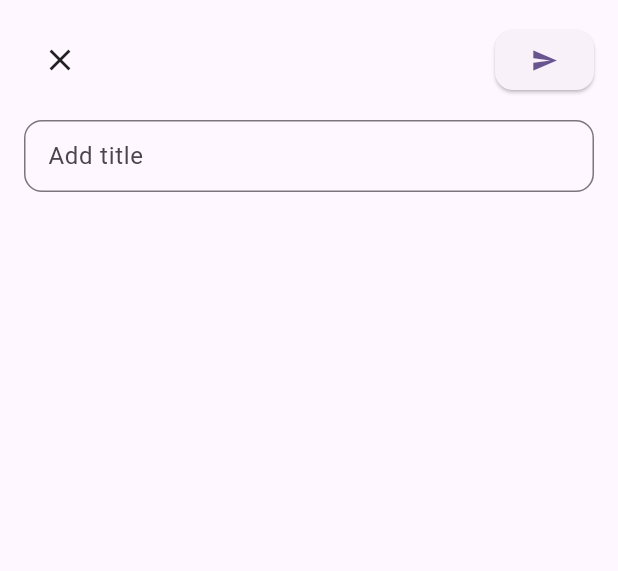
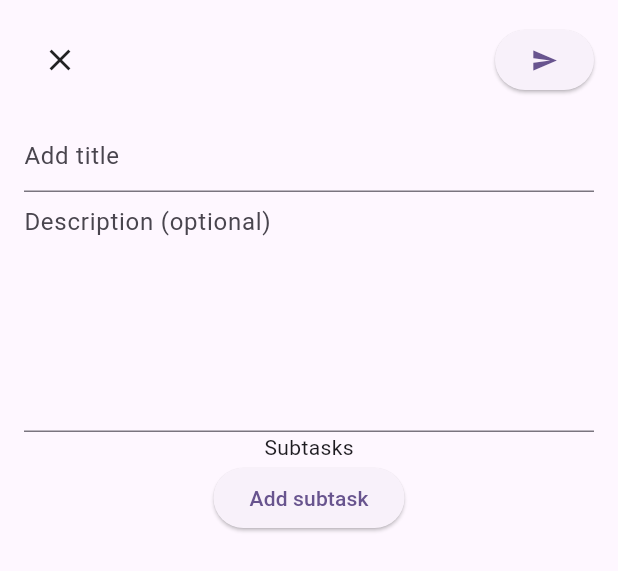
Before and after one commit to Quollveth/flutter-todo, a Flutter app: the NewTaskScreen widget shown alone on an empty page, opened directly, after a tap on the "send" icon, on a phone screen of 412 x 824 dp. Shown: the top 571 px of the screen. Run offline on Flutter 3.47's test engine with Material 3 defaults, Android fonts, the phone set to English and light mode, and no system bars.

Commit message:
task creation screen ugly version

```diff
--- a/lib/state.dart
+++ b/lib/state.dart
@@ -2,10 +2,41 @@ import 'package:flutter/material.dart';
 
 enum Screen { list, create }
 
+class Task {
+  String name;
+  String description = '';
+
+  var completedSubtasks = <String>[];
+  var subtasks = <String>[];
+
+  bool expanded = false;
+
+  Task(this.name);
+}
+
 class AppState extends ChangeNotifier {
-  var tasks = <String>[];
-  void addNew(String task) {
+  // Task list
+  var tasks = <Task>[];
+  void addNewTask(Task task) {
     tasks.add(task);
+    notifyListeners();
+  }
+
+  void removeTask(int index) {
+    tasks.removeAt(index);
+    notifyListeners();
+  }
+
+  void moveTask(int from, int to) {
+    var temp = tasks[from];
+    tasks.removeAt(from);
+    tasks.insert(to, temp);
+
+    notifyListeners();
+  }
+
+  void toggleTaskView(int index) {
+    tasks[index].expanded = !tasks[index].expanded;
     notifyListeners();
   }
 
--- a/lib/views/new_task_screen.dart
+++ b/lib/views/new_task_screen.dart
@@ -3,26 +3,35 @@ import 'package:flutter_todo/state.dart';
 import 'package:provider/provider.dart';
 
 class NewTaskScreen extends StatefulWidget {
-  const NewTaskScreen({
-    super.key,
-  });
+  const NewTaskScreen({super.key});
 
   @override
   State<NewTaskScreen> createState() => _NewTaskScreenState();
 }
 
 class _NewTaskScreenState extends State<NewTaskScreen> {
-  final textController = TextEditingController();
+  final taskNameController = TextEditingController();
+  final taskDescController = TextEditingController();
+
+  late AppState appState;
 
   @override
   void dispose() {
-    textController.dispose();
+    taskNameController.dispose();
+    taskDescController.dispose();
+
+    for (var i = 0; i < subtaskControllers.length; i++) {
+      subtaskControllers[i].dispose();
+    }
     super.dispose();
   }
 
+  var subtaskControllers = <TextEditingController>[];
+  var subtaskInputs = <TextField>[];
+
   @override
   Widget build(BuildContext context) {
-    var appState = context.watch<AppState>();
+    appState = context.watch<AppState>();
     final ThemeData theme = Theme.of(context);
 
     return Padding(
@@ -39,17 +48,7 @@ class _NewTaskScreenState extends State<NewTaskScreen> {
                 icon: Icon(Icons.close, color: theme.iconTheme.color),
               ),
               ElevatedButton(
-                onPressed: () {
-                  appState.addNew(textController.text);
-                  FocusManager.instance.primaryFocus?.unfocus();
-                  textController.clear();
-                  appState.setSreen(Screen.list);
-                },
-                style: ElevatedButton.styleFrom(
-                  shape: RoundedRectangleBorder(
-                    borderRadius: BorderRadius.circular(12),
-                  ),
-                ),
+                onPressed: addNew,
                 child: Icon(Icons.send),
               ),
             ],
@@ -57,20 +56,89 @@ class _NewTaskScreenState extends State<NewTaskScreen> {
           const SizedBox(height: 16),
           // Task title
           TextField(
-            controller: textController,
+            controller: taskNameController,
+            keyboardType: TextInputType.text,
+            decoration: InputDecoration(
+              hintText: 'Add title',
+            ),
+          ),
+          // Task Description
+          TextField(
+            controller: taskDescController,
             keyboardType: TextInputType.multiline,
+            minLines: 6,
             maxLines: null,
             decoration: InputDecoration(
-              hintText: 'Add title',
-              border: OutlineInputBorder(
-                borderRadius: BorderRadius.circular(12),
-                borderSide: BorderSide(color: theme.primaryColor),
-              ),
-              contentPadding: const EdgeInsets.all(12),
+              hintText: 'Description (optional)',
             ),
           ),
+          // Subtasks
+          Center(
+            child: Column(
+              children: [
+                Text('Subtasks'),
+                if (subtaskControllers.isNotEmpty)
+                  ConstrainedBox(
+                    constraints: BoxConstraints(maxHeight: 300),
+                    child: ListView.builder(
+                      shrinkWrap: true,
+                      itemCount: subtaskControllers.length,
+                      itemBuilder: (context, index) {
+                        return ListTile(
+                          title: subtaskInputs[index],
+                          trailing: IconButton(
+                            onPressed: () => removeSubtask(index),
+                            icon: Icon(Icons.delete),
+                          ),
+                        );
+                      },
+                    ),
+                  ),
+                if (subtaskControllers.length < 3)
+                  ElevatedButton(
+                    onPressed: addSubtask,
+                    child: Text('Add subtask'),
+                  ),
+              ],
+            ),
+          )
         ],
       ),
     );
   }
+
+  void addNew() {
+    Task temp = Task(taskNameController.text);
+    temp.description = taskDescController.text;
+
+    for (var i = 0; i < subtaskControllers.length; i++) {
+      temp.subtasks.add(subtaskControllers[i].text);
+    }
+
+    appState.addNewTask(temp);
+
+    FocusManager.instance.primaryFocus?.unfocus();
+    taskNameController.clear();
+    appState.setSreen(Screen.list); // close screen
+  }
+
+  void removeSubtask(int index) {
+    setState(() {
+      subtaskControllers.removeAt(index);
+      subtaskInputs.removeAt(index);
+    });
+  }
+
+  void addSubtask() {
+    setState(() {
+      var tempController = TextEditingController();
+      var tempInput = TextField(
+        controller: tempController,
+        decoration: InputDecoration(hintText: 'Subtask'),
+      );
+
+      subtaskControllers.add(tempController);
+      subtaskInputs.add(tempInput);
+    });
+  }
 }
--- a/lib/views/task_list_screen.dart
+++ b/lib/views/task_list_screen.dart
@@ -12,20 +12,49 @@ class TaskListScreen extends StatelessWidget {
     var appState = context.watch<AppState>();
 
     return Scaffold(
-      body: Column(
+      body: Padding(
+        padding: const EdgeInsets.all(16.0),
+        child: Column(
           children: [
             if (appState.tasks.isNotEmpty)
-            ListView.builder(
-              shrinkWrap: true,
-              physics: NeverScrollableScrollPhysics(),
+              Expanded(
+                child: ReorderableListView.builder(
+                  onReorder: (oldIndex, newIndex) {
+                    appState.moveTask(oldIndex, newIndex);
+                  },
+                  proxyDecorator: (child, index, animation) {
+                    return Material(
+                      elevation: 4,
+                      child: child,
+                    );
+                  },
+                  physics: const BouncingScrollPhysics(),
                   itemCount: appState.tasks.length,
                   itemBuilder: (context, index) {
-                return ListTile(
-                  title: Text(appState.tasks[index]),
+                    if (appState.tasks[index].expanded) {
+                      return TaskItemExpanded(
+                        key: Key('$index'),
+                        task: appState.tasks[index],
+                        onDelete: () => print('placeholder'),
+                      );
+                    }
+                    return TaskItem(
+                      key: Key('$index'),
+                      task: appState.tasks[index],
+                      onExpand: () => appState.toggleTaskView(index),
                     );
                   },
                 ),
+              )
+            else
+              const Center(
+                child: Text(
+                  'No tasks available',
+                  style: TextStyle(fontSize: 16, color: Colors.grey),
+                ),
+              ),
           ],
+        ),
       ),
       floatingActionButton: FloatingActionButton.extended(
         onPressed: () => {appState.setSreen(Screen.create)},
@@ -35,3 +64,58 @@ class TaskListScreen extends StatelessWidget {
     );
   }
 }
+
+class TaskItem extends StatelessWidget {
+  const TaskItem({
+    super.key,
+    required this.task,
+    required this.onExpand,
+  });
+
+  final Task task;
+  final VoidCallback onExpand;
+
+  @override
+  Widget build(BuildContext context) {
+    return ListTile(
+      contentPadding: const EdgeInsets.symmetric(horizontal: 16, vertical: 8),
+      title: Text(
+        task.name,
+        style: const TextStyle(fontSize: 16, fontWeight: FontWeight.w500),
+      ),
+      trailing: IconButton(
+        onPressed: onExpand,
+        icon: const Icon(Icons.arrow_drop_down),
+      ),
+    );
+  }
+}
+
+class TaskItemExpanded extends StatelessWidget {
+  const TaskItemExpanded({
+    super.key,
+    required this.task,
+    required this.onDelete,
+  });
+
+  final Task task;
+  final VoidCallback onDelete;
+
+  @override
+  Widget build(BuildContext context) {
+    return ListTile(
+      contentPadding: const EdgeInsets.symmetric(horizontal: 16, vertical: 8),
+      title: Text(
+        task.name,
+        style: const TextStyle(fontSize: 16, fontWeight: FontWeight.w500),
+      ),
+      trailing: IconButton(
+        onPressed: onDelete,
+        icon: const Icon(
+          Icons.delete_forever,
+          color: Colors.redAccent,
+        ),
+      ),
+    );
+  }
+}
--- a/pubspec.yaml
+++ b/pubspec.yaml
@@ -35,6 +35,7 @@ dependencies:
   # Use with the CupertinoIcons class for iOS style icons.
   cupertino_icons: ^1.0.8
   provider: ^6.1.2
+  collection: ^1.19.0
 
 dev_dependencies:
   flutter_test:
```
Also changed, not shown: pubspec.lock. Lines whose indentation alone changed are shown as unchanged.
